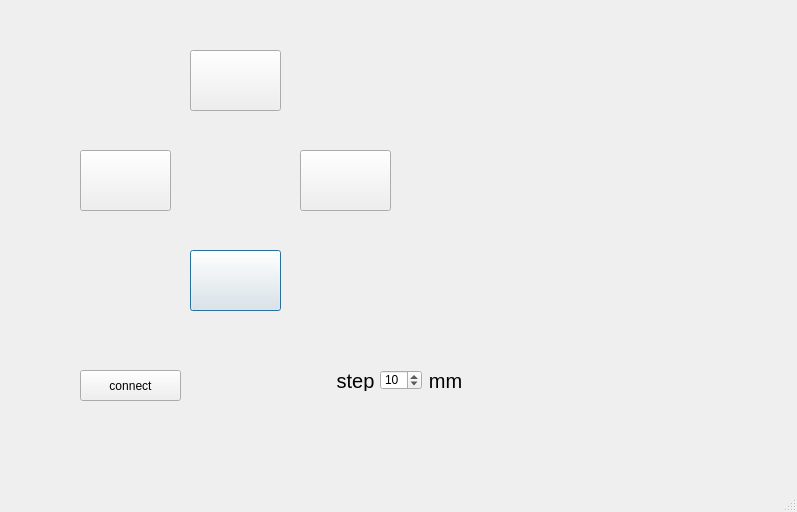
Old version of the form core/vrep/vrep_setting.ui in the repository kmolLin/Pyquino.
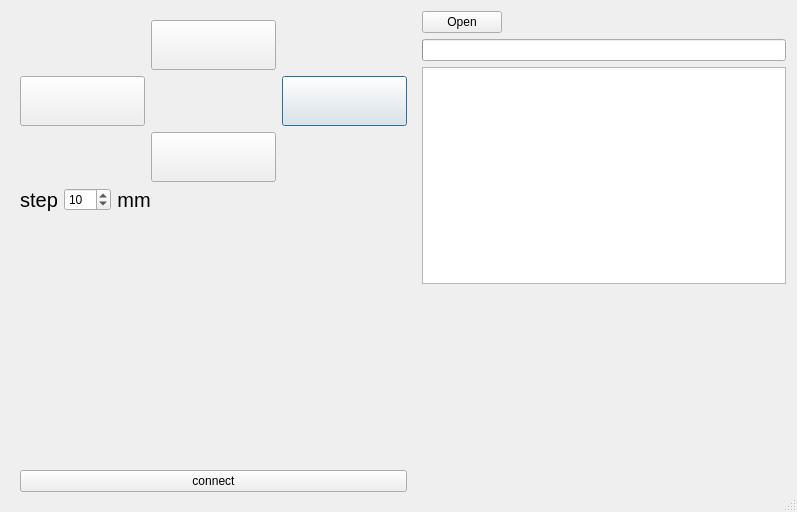
New version of the form. Icons and pictures are not drawn.

Commit message: update gcode parser

Patch:
```diff
--- a/core/vrep/vrep_setting.ui
+++ b/core/vrep/vrep_setting.ui
@@ -16,14 +16,154 @@
   <property name="sizeGripEnabled">
    <bool>true</bool>
   </property>
+  <layout class="QHBoxLayout" name="horizontalLayout_3">
+   <item>
+    <widget class="QWidget" name="widget" native="true">
+     <property name="maximumSize">
+      <size>
+       <width>420</width>
+       <height>16777215</height>
+      </size>
+     </property>
+     <layout class="QVBoxLayout" name="verticalLayout_3">
+      <item>
+       <layout class="QGridLayout" name="gridLayout">
+        <item row="2" column="2">
+         <spacer name="horizontalSpacer_5">
+          <property name="orientation">
+           <enum>Qt::Horizontal</enum>
+          </property>
+          <property name="sizeHint" stdset="0">
+           <size>
+            <width>40</width>
+            <height>20</height>
+           </size>
+          </property>
+         </spacer>
+        </item>
+        <item row="0" column="2">
+         <spacer name="horizontalSpacer_3">
+          <property name="orientation">
+           <enum>Qt::Horizontal</enum>
+          </property>
+          <property name="sizeHint" stdset="0">
+           <size>
+            <width>40</width>
+            <height>20</height>
+           </size>
+          </property>
+         </spacer>
+        </item>
+        <item row="2" column="0">
+         <spacer name="horizontalSpacer_4">
+          <property name="orientation">
+           <enum>Qt::Horizontal</enum>
+          </property>
+          <property name="sizeHint" stdset="0">
+           <size>
+            <width>40</width>
+            <height>20</height>
+           </size>
+          </property>
+         </spacer>
+        </item>
+        <item row="1" column="2">
+         <widget class="QPushButton" name="xAxisrigh">
+          <property name="sizePolicy">
+           <sizepolicy hsizetype="Fixed" vsizetype="Fixed">
+            <horstretch>0</horstretch>
+            <verstretch>0</verstretch>
+           </sizepolicy>
+          </property>
+          <property name="minimumSize">
+           <size>
+            <width>125</width>
+            <height>50</height>
+           </size>
+          </property>
+          <property name="text">
+           <string/>
+          </property>
+          <property name="icon">
+           <iconset resource="../../icons.qrc">
+            <normaloff>:/icons/arrow-right-b.png</normaloff>:/icons/arrow-right-b.png</iconset>
+          </property>
+          <property name="iconSize">
+           <size>
+            <width>30</width>
+            <height>30</height>
+           </size>
+          </property>
+         </widget>
+        </item>
+        <item row="0" column="0">
+         <spacer name="horizontalSpacer_2">
+          <property name="orientation">
+           <enum>Qt::Horizontal</enum>
+          </property>
+          <property name="sizeHint" stdset="0">
+           <size>
+            <width>40</width>
+            <height>20</height>
+           </size>
+          </property>
+         </spacer>
+        </item>
+        <item row="1" column="1">
+         <spacer name="horizontalSpacer">
+          <property name="orientation">
+           <enum>Qt::Horizontal</enum>
+          </property>
+          <property name="sizeHint" stdset="0">
+           <size>
+            <width>40</width>
+            <height>20</height>
+           </size>
+          </property>
+         </spacer>
+        </item>
+        <item row="0" column="1">
+         <widget class="QPushButton" name="yAxisup">
+          <property name="sizePolicy">
+           <sizepolicy hsizetype="Fixed" vsizetype="Fixed">
+            <horstretch>0</horstretch>
+            <verstretch>0</verstretch>
+           </sizepolicy>
+          </property>
+          <property name="minimumSize">
+           <size>
+            <width>125</width>
+            <height>50</height>
+           </size>
+          </property>
+          <property name="text">
+           <string/>
+          </property>
+          <property name="icon">
+           <iconset resource="../../icons.qrc">
+            <normaloff>:/icons/arrow-up-b.png</normaloff>:/icons/arrow-up-b.png</iconset>
+          </property>
+          <property name="iconSize">
+           <size>
+            <width>30</width>
+            <height>30</height>
+           </size>
+          </property>
+         </widget>
+        </item>
+        <item row="2" column="1">
   <widget class="QPushButton" name="yAxisdown">
-   <property name="geometry">
-    <rect>
-     <x>190</x>
-     <y>250</y>
-     <width>91</width>
-     <height>61</height>
-    </rect>
+          <property name="sizePolicy">
+           <sizepolicy hsizetype="Fixed" vsizetype="Fixed">
+            <horstretch>0</horstretch>
+            <verstretch>0</verstretch>
+           </sizepolicy>
+          </property>
+          <property name="minimumSize">
+           <size>
+            <width>125</width>
+            <height>50</height>
+           </size>
    </property>
    <property name="text">
     <string/>
@@ -39,14 +179,20 @@
     </size>
    </property>
   </widget>
+        </item>
+        <item row="1" column="0">
   <widget class="QPushButton" name="xAxisleft">
-   <property name="geometry">
-    <rect>
-     <x>80</x>
-     <y>150</y>
-     <width>91</width>
-     <height>61</height>
-    </rect>
+          <property name="sizePolicy">
+           <sizepolicy hsizetype="Fixed" vsizetype="Fixed">
+            <horstretch>0</horstretch>
+            <verstretch>0</verstretch>
+           </sizepolicy>
+          </property>
+          <property name="minimumSize">
+           <size>
+            <width>125</width>
+            <height>50</height>
+           </size>
    </property>
    <property name="text">
     <string/>
@@ -62,61 +208,28 @@
     </size>
    </property>
   </widget>
-  <widget class="QPushButton" name="yAxisup">
-   <property name="geometry">
-    <rect>
-     <x>190</x>
-     <y>50</y>
-     <width>91</width>
-     <height>61</height>
-    </rect>
+        </item>
+       </layout>
+      </item>
+      <item>
+       <layout class="QHBoxLayout" name="horizontalLayout_2">
+        <item>
+         <widget class="QLabel" name="label_11">
+          <property name="font">
+           <font>
+            <pointsize>15</pointsize>
+           </font>
    </property>
    <property name="text">
-    <string/>
-   </property>
-   <property name="icon">
-    <iconset resource="../../icons.qrc">
-     <normaloff>:/icons/arrow-up-b.png</normaloff>:/icons/arrow-up-b.png</iconset>
-   </property>
-   <property name="iconSize">
-    <size>
-     <width>30</width>
-     <height>30</height>
-    </size>
-   </property>
-  </widget>
-  <widget class="QPushButton" name="xAxisrigh">
-   <property name="geometry">
-    <rect>
-     <x>300</x>
-     <y>150</y>
-     <width>91</width>
-     <height>61</height>
-    </rect>
-   </property>
-   <property name="text">
-    <string/>
-   </property>
-   <property name="icon">
-    <iconset resource="../../icons.qrc">
-     <normaloff>:/icons/arrow-right-b.png</normaloff>:/icons/arrow-right-b.png</iconset>
-   </property>
-   <property name="iconSize">
-    <size>
-     <width>30</width>
-     <height>30</height>
-    </size>
-   </property>
-  </widget>
+           <string>step</string>
+          </property>
+          <property name="alignment">
+           <set>Qt::AlignCenter</set>
+          </property>
+         </widget>
+        </item>
+        <item>
   <widget class="QSpinBox" name="stepbox">
-   <property name="geometry">
-    <rect>
-     <x>380</x>
-     <y>370</y>
-     <width>42</width>
-     <height>20</height>
-    </rect>
-   </property>
    <property name="maximum">
     <number>100</number>
    </property>
@@ -127,36 +240,9 @@
     <number>10</number>
    </property>
   </widget>
-  <widget class="QLabel" name="label_11">
-   <property name="geometry">
-    <rect>
-     <x>330</x>
-     <y>370</y>
-     <width>51</width>
-     <height>21</height>
-    </rect>
-   </property>
-   <property name="font">
-    <font>
-     <pointsize>15</pointsize>
-    </font>
-   </property>
-   <property name="text">
-    <string>step</string>
-   </property>
-   <property name="alignment">
-    <set>Qt::AlignCenter</set>
-   </property>
-  </widget>
+        </item>
+        <item>
   <widget class="QLabel" name="label_12">
-   <property name="geometry">
-    <rect>
-     <x>420</x>
-     <y>370</y>
-     <width>51</width>
-     <height>21</height>
-    </rect>
-   </property>
    <property name="font">
     <font>
      <pointsize>15</pointsize>
@@ -169,19 +255,93 @@
     <set>Qt::AlignCenter</set>
    </property>
   </widget>
+        </item>
+        <item>
+         <spacer name="horizontalSpacer_7">
+          <property name="orientation">
+           <enum>Qt::Horizontal</enum>
+          </property>
+          <property name="sizeHint" stdset="0">
+           <size>
+            <width>40</width>
+            <height>20</height>
+           </size>
+          </property>
+         </spacer>
+        </item>
+       </layout>
+      </item>
+      <item>
+       <spacer name="verticalSpacer">
+        <property name="orientation">
+         <enum>Qt::Vertical</enum>
+        </property>
+        <property name="sizeHint" stdset="0">
+         <size>
+          <width>20</width>
+          <height>40</height>
+         </size>
+        </property>
+       </spacer>
+      </item>
+      <item>
   <widget class="QPushButton" name="unlockMachine">
-   <property name="geometry">
-    <rect>
-     <x>80</x>
-     <y>370</y>
-     <width>101</width>
-     <height>31</height>
-    </rect>
-   </property>
    <property name="text">
     <string>connect</string>
    </property>
   </widget>
+      </item>
+     </layout>
+    </widget>
+   </item>
+   <item>
+    <layout class="QVBoxLayout" name="verticalLayout_2">
+     <item>
+      <layout class="QHBoxLayout" name="horizontalLayout">
+       <item>
+        <widget class="QPushButton" name="openGcodeFile">
+         <property name="text">
+          <string>Open</string>
+         </property>
+        </widget>
+       </item>
+       <item>
+        <spacer name="horizontalSpacer_6">
+         <property name="orientation">
+          <enum>Qt::Horizontal</enum>
+         </property>
+         <property name="sizeHint" stdset="0">
+          <size>
+           <width>40</width>
+           <height>20</height>
+          </size>
+         </property>
+        </spacer>
+       </item>
+      </layout>
+     </item>
+     <item>
+      <widget class="QProgressBar" name="progressBar"/>
+     </item>
+     <item>
+      <widget class="QListWidget" name="gcodeList"/>
+     </item>
+     <item>
+      <spacer name="verticalSpacer_4">
+       <property name="orientation">
+        <enum>Qt::Vertical</enum>
+       </property>
+       <property name="sizeHint" stdset="0">
+        <size>
+         <width>20</width>
+         <height>40</height>
+        </size>
+       </property>
+      </spacer>
+     </item>
+    </layout>
+   </item>
+  </layout>
  </widget>
  <resources>
   <include location="../../icons.qrc"/>
```
Lines whose indentation alone changed are shown as unchanged. The commit also changes 18 other files.
